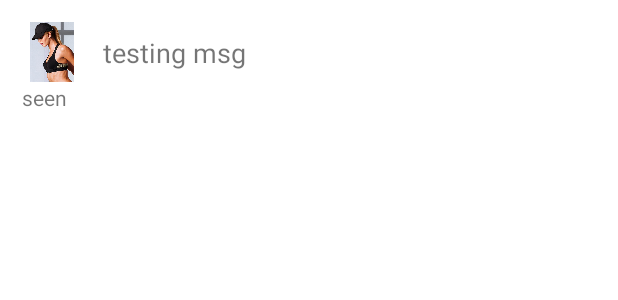
After one commit to fc57019/Projeto2CM, an Android app: the layout message_item_left.xml on its own in the app's theme, with its tools: preview values and no code run, on a phone screen of 412 x 824 dp. The commit adds this screen. Shown: the top 300 px of the screen. Run offline under Robolectric (Android 15) with nearby library versions, the phone set to English and light mode, and no system bars.

Commit message:
sent message

```diff
--- a/app/src/main/res/layout/activity_chat.xml
+++ b/app/src/main/res/layout/activity_chat.xml
@@ -3,8 +3,7 @@
     xmlns:tools="http://schemas.android.com/tools"
     android:layout_width="match_parent"
     android:layout_height="match_parent"
-    tools:context=".activities.ChatActivity"
-    android:background="#e6e6e6">
+    tools:context=".activities.ChatActivity">
 
     <com.google.android.material.appbar.MaterialToolbar
         android:id="@+id/toolbar_chat"
@@ -33,7 +32,6 @@
                 android:textStyle="bold"
                 android:layout_marginLeft="15dp"
                 android:gravity="center"
-                android:textColor="@android:color/white"
                 android:text="Username"
                 android:layout_toRightOf="@+id/profile_pic">
             </TextView>
@@ -50,6 +48,7 @@
     </com.google.android.material.appbar.MaterialToolbar>
 
     <androidx.recyclerview.widget.RecyclerView
+        android:id="@+id/recycler_view_chats"
         android:layout_width="match_parent"
         android:layout_height="match_parent"
         android:layout_below="@+id/toolbar_chat"
@@ -62,7 +61,6 @@
         android:layout_width="match_parent"
         android:layout_height="40dp"
         android:padding="6dp"
-        android:background="#fff"
         android:layout_alignParentBottom="true">
 
         <ImageView
--- /dev/null
+++ b/app/src/main/res/layout/message_item_left.xml
@@ -0,0 +1,39 @@
+<?xml version="1.0" encoding="utf-8"?>
+<RelativeLayout xmlns:android="http://schemas.android.com/apk/res/android"
+    android:layout_width="match_parent"
+    android:layout_height="wrap_content"
+    android:layout_margin="5dp"
+    android:padding="9dp">
+
+    <ImageView
+        android:id="@+id/profile_image"
+        android:layout_width="40dp"
+        android:layout_height="40dp"
+        android:src="@drawable/profile_pic" />
+
+    <TextView
+        android:id="@+id/show_text_message"
+        android:layout_width="wrap_content"
+        android:layout_height="wrap_content"
+        android:layout_marginLeft="6dp"
+        android:layout_toRightOf="@id/profile_image"
+        android:padding="8dp"
+        android:text="testing msg"
+        android:textSize="18sp" />
+
+    <ImageView
+        android:id="@+id/left_image_view"
+        android:layout_width="100dp"
+        android:layout_height="100dp"
+        android:layout_marginLeft="6dp"
+        android:layout_toRightOf="@+id/profile_image"
+        android:visibility="gone" />
+
+    <TextView
+        android:id="@+id/text_seen"
+        android:layout_width="wrap_content"
+        android:layout_height="wrap_content"
+        android:layout_below="@+id/show_text_message"
+        android:text="seen" />
+
+</RelativeLayout>
```
Also changed, not shown: app/src/main/java/com/example/projeto2cm/activities/ChatActivity.kt (+56 -10 lines), app/src/main/java/com/example/projeto2cm/adapters/ChatAdapter.kt (added, +117 -0 lines), app/src/main/java/com/example/projeto2cm/entities/Chat.kt (added, +72 -0 lines), app/src/main/java/com/example/projeto2cm/entities/ChatList.kt (added, +19 -0 lines), app/src/main/res/layout/fragment_message.xml (+11 -1 lines), app/src/main/res/layout/message_item_right.xml (added, +53 -0 lines).
